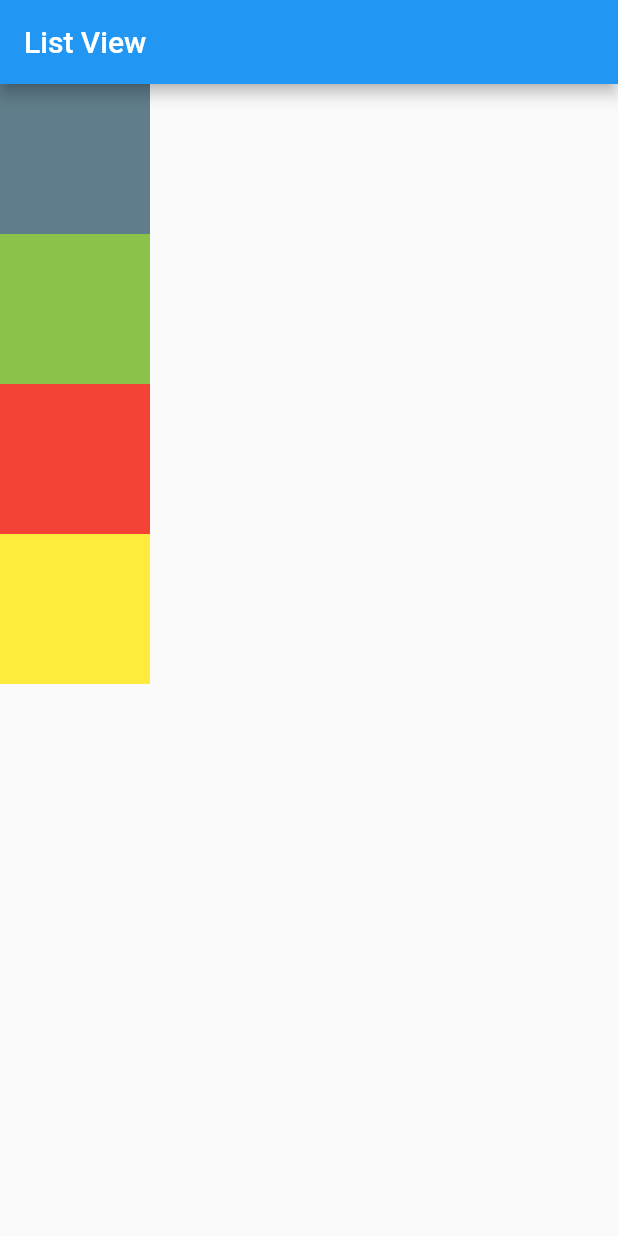
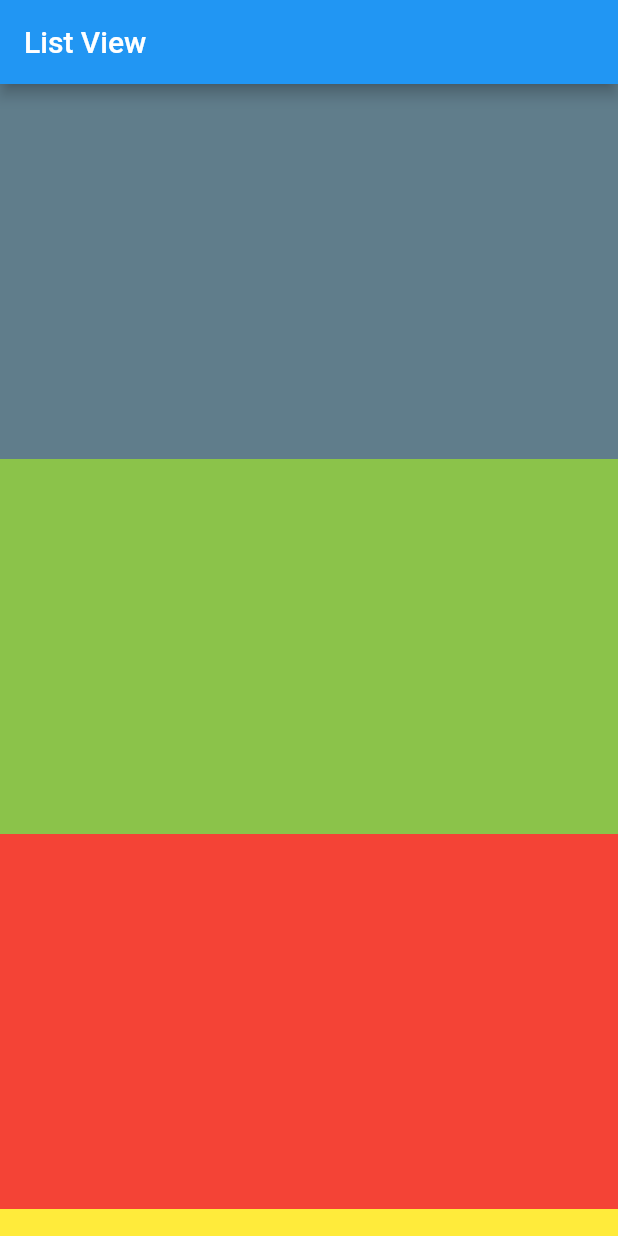
Before and after one commit to Melidasari/Pemograman_Flutter, a Flutter app: the screen it shows after launch, on a phone screen of 412 x 824 dp. Run offline on Flutter 3.47's test engine with Material 2 defaults, Android fonts, the phone set to English and light mode, and no system bars.

Commit message:
Update main.dart

```diff
--- a/list_view/lib/main.dart
+++ b/list_view/lib/main.dart
@@ -12,26 +12,26 @@
         appBar: AppBar(
           title: Text("List View"),
         ),
-        body: Column(
+        body: ListView(
           children: [
             Container(
-              height: 100,
-              width: 100,
+              height: 250,
+              width: 250,
               color: Colors.blueGrey,
             ),
             Container(
-              height: 100,
-              width: 100,
+              height: 250,
+              width: 250,
               color: Colors.lightGreen,
             ),
             Container(
-              height: 100,
-              width: 100,
+              height: 250,
+              width: 250,
               color: Colors.red,
             ),
             Container(
-              height: 100,
-              width: 100,
+              height: 250,
+              width: 250,
               color: Colors.yellow,
             ),
           ],
```
